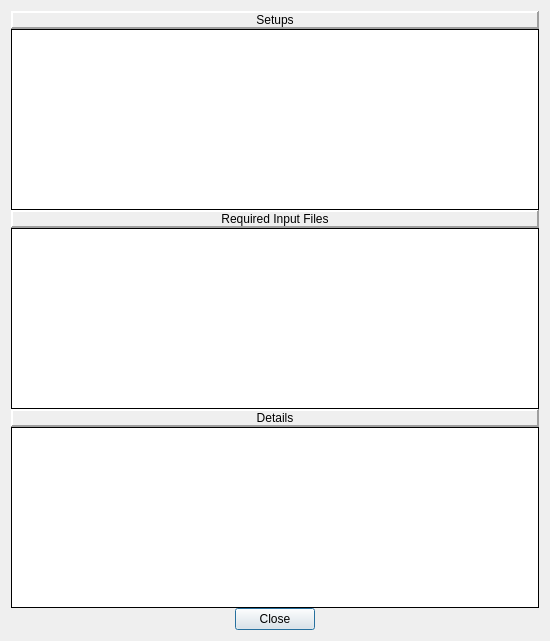
Fijishi-Enterprises/GENO-Energy-Optimization, file titan/ui/input_verifier_form.ui: the form before one commit.
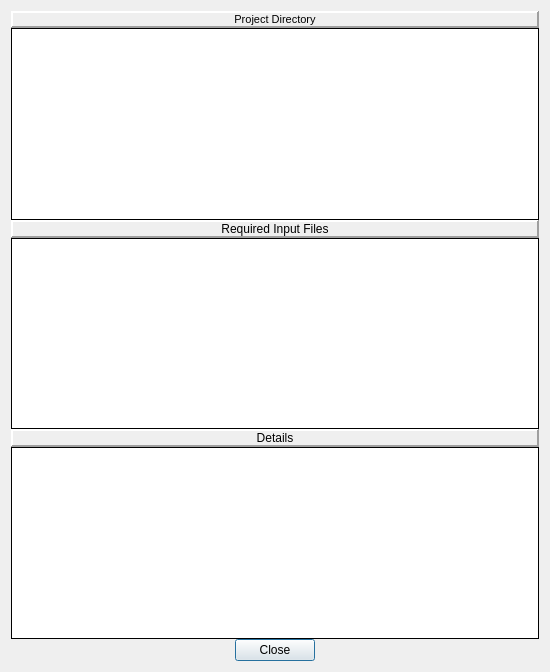
The form after the commit.

Commit message: Feature #252 resolved. Project directory is now configurable & dozens of small UI tweaks

```diff
--- a/titan/ui/input_verifier_form.ui
+++ b/titan/ui/input_verifier_form.ui
@@ -10,7 +10,7 @@
     <x>0</x>
     <y>0</y>
     <width>550</width>
-    <height>641</height>
+    <height>672</height>
    </rect>
   </property>
   <property name="sizePolicy">
@@ -35,7 +35,15 @@
       <number>0</number>
      </property>
      <item>
-      <widget class="QLabel" name="label_3">
+      <widget class="QLabel" name="label_project_dir">
+       <property name="font">
+        <font>
+         <pointsize>8</pointsize>
+         <weight>50</weight>
+         <bold>false</bold>
+         <underline>false</underline>
+        </font>
+       </property>
        <property name="frameShape">
         <enum>QFrame::Panel</enum>
        </property>
@@ -46,7 +54,7 @@
         <number>2</number>
        </property>
        <property name="text">
-        <string>Setups</string>
+        <string>Project Directory</string>
        </property>
        <property name="alignment">
         <set>Qt::AlignCenter</set>
```
The commit also changes 25 other files.
